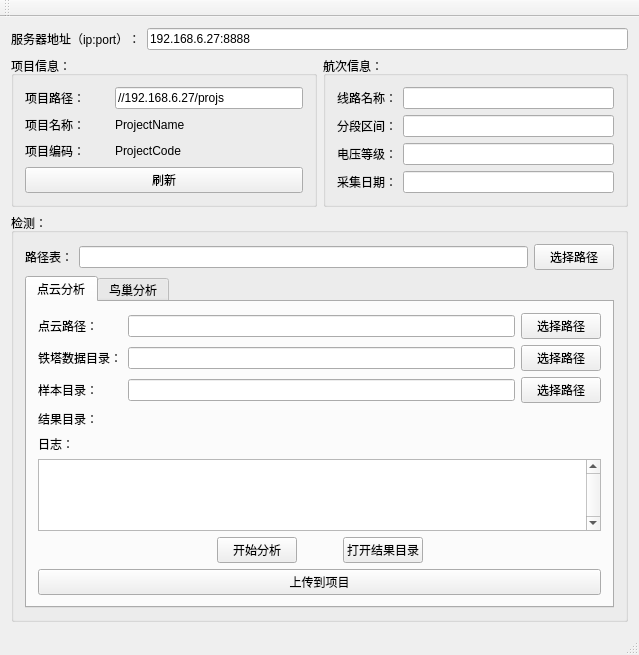
The window that MainControl/MainControl.ui (CreamMilk/pct) describes before a commit, drawn with Qt 5.
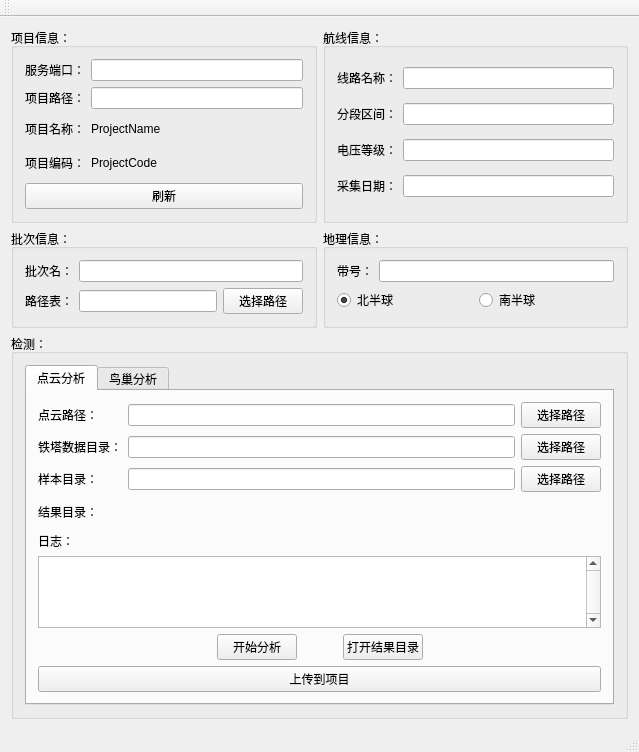
The same window after the commit.

What changed in the file:
```diff
--- a/MainControl/MainControl.ui
+++ b/MainControl/MainControl.ui
@@ -18,24 +18,6 @@
   </property>
   <widget class="QWidget" name="centralWidget">
    <layout class="QVBoxLayout" name="verticalLayout">
-    <item>
-     <layout class="QHBoxLayout" name="horizontalLayout_14">
-      <item>
-       <widget class="QLabel" name="label_8">
-        <property name="text">
-         <string>服务器地址（ip:port）：</string>
-        </property>
-       </widget>
-      </item>
-      <item>
-       <widget class="QLineEdit" name="lineEdit_server_ip">
-        <property name="text">
-         <string>192.168.6.27:8888</string>
-        </property>
-       </widget>
-      </item>
-     </layout>
-    </item>
     <item>
      <layout class="QHBoxLayout" name="horizontalLayout_16">
       <item>
@@ -44,19 +26,49 @@
          <string>项目信息：</string>
         </property>
         <layout class="QVBoxLayout" name="verticalLayout_5">
+         <item>
+          <layout class="QHBoxLayout" name="horizontalLayout_14">
+           <item>
+            <widget class="QLabel" name="label_8">
+             <property name="minimumSize">
+              <size>
+               <width>0</width>
+               <height>0</height>
+              </size>
+             </property>
+             <property name="maximumSize">
+              <size>
+               <width>16777215</width>
+               <height>16777215</height>
+              </size>
+             </property>
+             <property name="text">
+              <string>服务端口：</string>
+             </property>
+            </widget>
+           </item>
+           <item>
+            <widget class="QLineEdit" name="lineEdit_server_ip">
+             <property name="text">
+              <string/>
+             </property>
+            </widget>
+           </item>
+          </layout>
+         </item>
          <item>
           <layout class="QHBoxLayout" name="horizontalLayout_13">
            <item>
             <widget class="QLabel" name="label_5">
              <property name="minimumSize">
               <size>
-               <width>84</width>
+               <width>0</width>
                <height>0</height>
               </size>
              </property>
              <property name="maximumSize">
               <size>
-               <width>84</width>
+               <width>16777215</width>
                <height>16777215</height>
               </size>
              </property>
@@ -68,7 +80,7 @@
            <item>
             <widget class="QLineEdit" name="lineEdit_projpath">
              <property name="text">
-              <string>//192.168.6.27/projs</string>
+              <string/>
              </property>
             </widget>
            </item>
@@ -80,13 +92,13 @@
             <widget class="QLabel" name="label_16">
              <property name="minimumSize">
               <size>
-               <width>84</width>
+               <width>0</width>
                <height>0</height>
               </size>
              </property>
              <property name="maximumSize">
               <size>
-               <width>84</width>
+               <width>16777215</width>
                <height>16777215</height>
               </size>
              </property>
@@ -97,16 +109,22 @@
            </item>
            <item>
             <widget class="QLabel" name="label_projname">
+             <property name="sizePolicy">
+              <sizepolicy hsizetype="Expanding" vsizetype="Preferred">
+               <horstretch>0</horstretch>
+               <verstretch>0</verstretch>
+              </sizepolicy>
+             </property>
              <property name="minimumSize">
               <size>
                <width>0</width>
-               <height>20</height>
+               <height>28</height>
               </size>
              </property>
              <property name="maximumSize">
               <size>
                <width>16777215</width>
-               <height>20</height>
+               <height>28</height>
               </size>
              </property>
              <property name="text">
@@ -124,13 +142,13 @@
               <widget class="QLabel" name="label_17">
                <property name="minimumSize">
                 <size>
-                 <width>84</width>
+                 <width>0</width>
                  <height>0</height>
                 </size>
                </property>
                <property name="maximumSize">
                 <size>
-                 <width>84</width>
+                 <width>16777215</width>
                  <height>16777215</height>
                 </size>
                </property>
@@ -141,16 +159,22 @@
              </item>
              <item>
               <widget class="QLabel" name="label_projcode">
+               <property name="sizePolicy">
+                <sizepolicy hsizetype="Expanding" vsizetype="Preferred">
+                 <horstretch>0</horstretch>
+                 <verstretch>0</verstretch>
+                </sizepolicy>
+               </property>
                <property name="minimumSize">
                 <size>
                  <width>0</width>
-                 <height>20</height>
+                 <height>28</height>
                 </size>
                </property>
                <property name="maximumSize">
                 <size>
                  <width>16777215</width>
-                 <height>20</height>
+                 <height>28</height>
                 </size>
                </property>
                <property name="text">
@@ -182,7 +206,7 @@
       <item>
        <widget class="QGroupBox" name="groupBox_3">
         <property name="title">
-         <string>航次信息：</string>
+         <string>航线信息：</string>
         </property>
         <layout class="QVBoxLayout" name="verticalLayout_8">
          <item>
@@ -246,33 +270,104 @@
       </item>
      </layout>
     </item>
+    <item>
+     <layout class="QHBoxLayout" name="horizontalLayout_15">
+      <item>
+       <widget class="QGroupBox" name="groupBox_4">
+        <property name="title">
+         <string>批次信息：</string>
+        </property>
+        <layout class="QVBoxLayout" name="verticalLayout_7">
+         <item>
+          <layout class="QHBoxLayout" name="horizontalLayout_21">
+           <item>
+            <widget class="QLabel" name="label_18">
+             <property name="text">
+              <string>批次名：</string>
+             </property>
+            </widget>
+           </item>
+           <item>
+            <widget class="QLineEdit" name="lineEdit_batchname"/>
+           </item>
+          </layout>
+         </item>
+         <item>
+          <layout class="QHBoxLayout" name="horizontalLayout_10">
+           <item>
+            <widget class="QLabel" name="label_15">
+             <property name="text">
+              <string>路径表：</string>
+             </property>
+            </widget>
+           </item>
+           <item>
+            <widget class="QLineEdit" name="lineEdit_FlightInfomation"/>
+           </item>
+           <item>
+            <widget class="QPushButton" name="pushButton_FlightInfomation">
+             <property name="text">
+              <string>选择路径</string>
+             </property>
+            </widget>
+           </item>
+          </layout>
+         </item>
+        </layout>
+       </widget>
+      </item>
+      <item>
+       <widget class="QGroupBox" name="groupBox_5">
+        <property name="title">
+         <string>地理信息：</string>
+        </property>
+        <layout class="QVBoxLayout" name="verticalLayout_9">
+         <item>
+          <layout class="QHBoxLayout" name="horizontalLayout_22">
+           <item>
+            <widget class="QLabel" name="label_19">
+             <property name="text">
+              <string>带号：</string>
+             </property>
+            </widget>
+           </item>
+           <item>
+            <widget class="QLineEdit" name="lineEdit_zone"/>
+           </item>
+          </layout>
+         </item>
+         <item>
+          <layout class="QHBoxLayout" name="horizontalLayout_23">
+           <item>
+            <widget class="QRadioButton" name="radioButton_north">
+             <property name="text">
+              <string>北半球</string>
+             </property>
+             <property name="checked">
+              <bool>true</bool>
+             </property>
+            </widget>
+           </item>
+           <item>
+            <widget class="QRadioButton" name="radioButton_south">
+             <property name="text">
+              <string>南半球</string>
+             </property>
+            </widget>
+           </item>
+          </layout>
+         </item>
+        </layout>
+       </widget>
+      </item>
+     </layout>
+    </item>
     <item>
      <widget class="QGroupBox" name="groupBox_2">
       <property name="title">
        <string>检测：</string>
       </property>
       <layout class="QVBoxLayout" name="verticalLayout_6">
-       <item>
-        <layout class="QHBoxLayout" name="horizontalLayout_15">
-         <item>
-          <widget class="QLabel" name="label_15">
-           <property name="text">
-            <string>路径表：</string>
-           </property>
-          </widget>
-         </item>
-         <item>
-          <widget class="QLineEdit" name="lineEdit_FlightInfomation"/>
-         </item>
-         <item>
-          <widget class="QPushButton" name="pushButton_FlightInfomation">
-           <property name="text">
-            <string>选择路径</string>
-           </property>
-          </widget>
-         </item>
-        </layout>
-       </item>
        <item>
         <widget class="QTabWidget" name="tabWidget">
          <property name="styleSheet">
@@ -456,13 +551,13 @@
                <property name="minimumSize">
                 <size>
                  <width>0</width>
-                 <height>20</height>
+                 <height>28</height>
                 </size>
                </property>
                <property name="maximumSize">
                 <size>
                  <width>16777215</width>
-                 <height>20</height>
+                 <height>28</height>
                 </size>
                </property>
                <property name="text">
```
Left out of the diff: 10 changed lines with no effect on the pictures.
